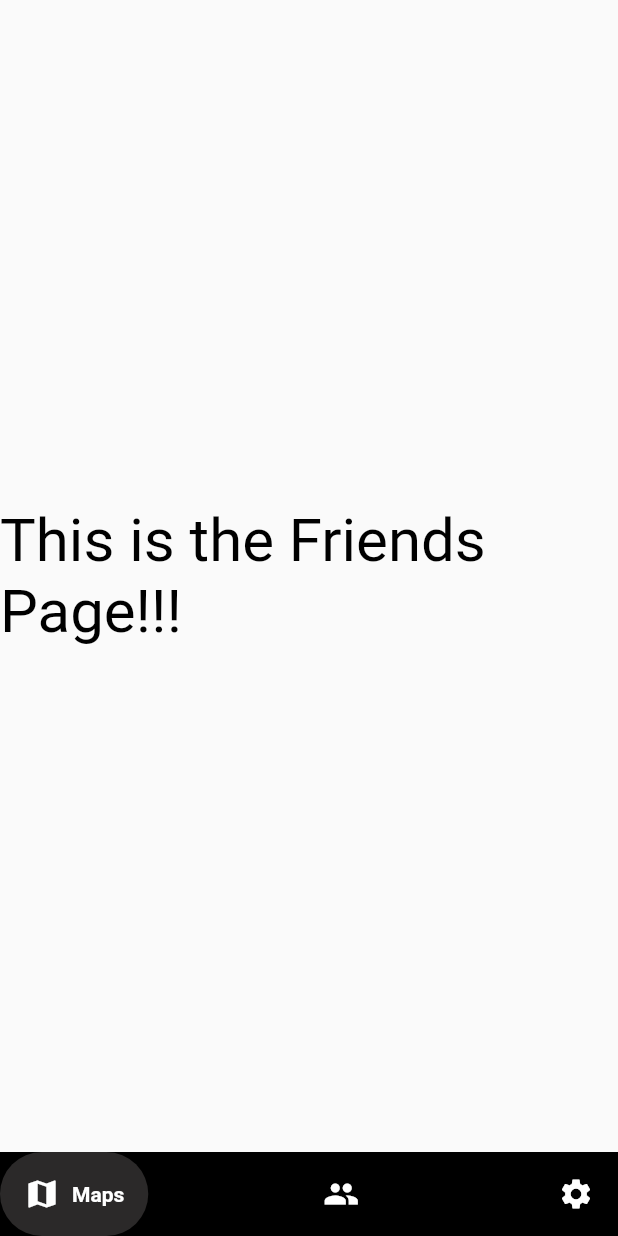
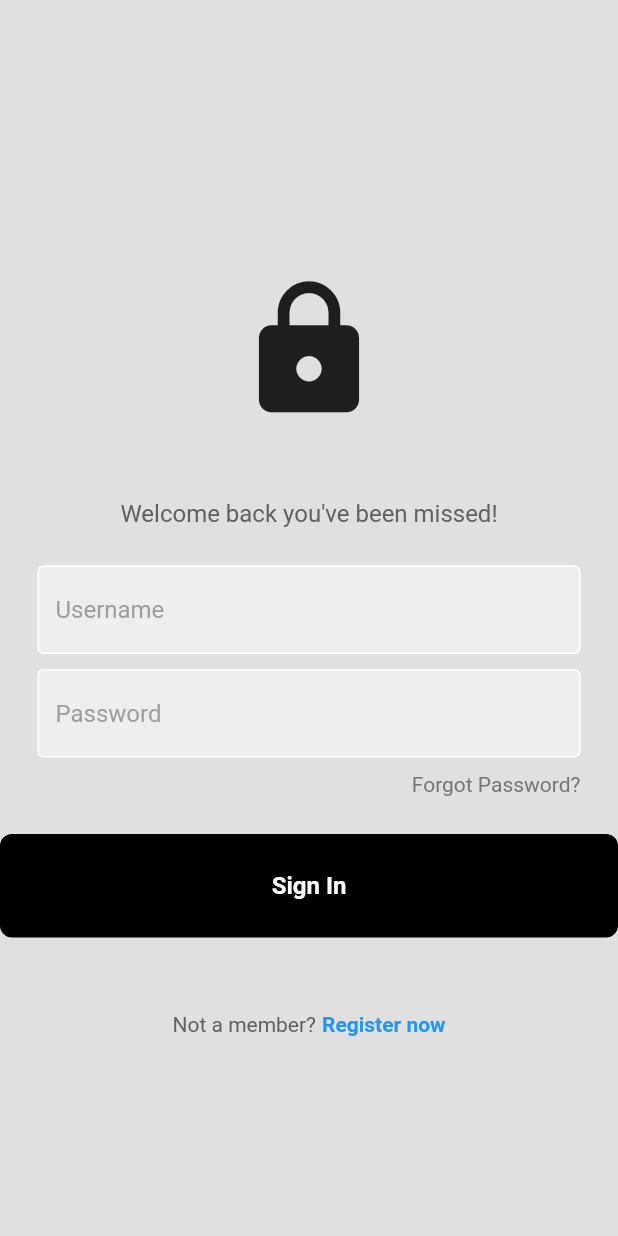
Before and after one commit to StanleyTK/WalkMeHome, a Flutter app: the screen it shows after launch, on a phone screen of 412 x 824 dp. Run offline on Flutter 3.47's test engine with Material 2 defaults, Android fonts, the phone set to English and light mode, and no system bars; drawn by our look-alikes of google_nav_bar.

Commit message:
attempted login button, not working

```diff
--- /dev/null
+++ b/lib/components/my_button.dart
@@ -0,0 +1,31 @@
+import 'package:flutter/material.dart';
+
+class MyButton extends StatelessWidget {
+  final Function()? onTap;
+
+  const MyButton({super.key, required this.onTap});
+
+  @override
+  Widget build(BuildContext context) {
+    return GestureDetector(
+      onTap: onTap,
+      child: Container(
+        padding: const EdgeInsets.all(25),
+        decoration: BoxDecoration(
+          color: Colors.black,
+          borderRadius: BorderRadius.circular(8),
+        ),
+        child: const Center(
+          child: Text(
+            "Sign In",
+            style: TextStyle(
+              color: Colors.white,
+              fontWeight: FontWeight.bold,
+              fontSize: 16,
+            ),
+          ),
+        ),
+      ),
+    );
+  }
+}
--- /dev/null
+++ b/lib/components/my_textfield.dart
@@ -0,0 +1,36 @@
+import 'package:flutter/material.dart';
+
+class MyTextField extends StatelessWidget {
+  final controller;
+  final String hintText;
+  final bool obscureText;
+
+  const MyTextField({
+    super.key,
+    required this.controller,
+    required this.hintText,
+    required this.obscureText,
+  });
+
+  @override
+  Widget build(BuildContext context) {
+    return Padding(
+      padding: const EdgeInsets.symmetric(horizontal: 25.0),
+      child: TextField(
+        controller: controller,
+        obscureText: obscureText,
+        decoration: InputDecoration(
+            enabledBorder: const OutlineInputBorder(
+              borderSide: BorderSide(color: Colors.white),
+            ),
+            focusedBorder: OutlineInputBorder(
+              borderSide: BorderSide(color: Colors.grey.shade400),
+            ),
+            fillColor: Colors.grey.shade200,
+            filled: true,
+            hintText: hintText,
+            hintStyle: TextStyle(color: Colors.grey[500])),
+      ),
+    );
+  }
+}
--- a/lib/login.dart
+++ /dev/null
@@ -1,5 +0,0 @@
-import 'package:flutter/material.dart';
-import 'package:google_nav_bar/google_nav_bar.dart';
-import 'package:walkmehome/pages/settings.dart';
-
-import 'pages/friends.dart';
--- a/lib/main.dart
+++ b/lib/main.dart
@@ -1,5 +1,6 @@
 import 'package:flutter/material.dart';
-import 'navbar.dart';
+import 'package:walkmehome/pages/login.dart';
+import 'pages/navbar.dart';
 
 void main() {
   runApp(const MyApp());
@@ -16,7 +17,7 @@
       theme: ThemeData(
         primarySwatch: Colors.blue,
       ),
-      home: const MyNavBarPage(),
+      home: LoginPage(),
     );
   }
 }
--- /dev/null
+++ b/lib/pages/login.dart
@@ -0,0 +1,116 @@
+// ignore_for_file: unnecessary_string_escapes
+
+import 'package:flutter/material.dart';
+import 'package:walkmehome/pages/navbar.dart';
+
+import '../components/my_textfield.dart';
+import '../components/my_button.dart';
+
+class LoginPage extends StatelessWidget {
+  LoginPage({super.key});
+
+  // text editing controllers
+  final usernameController = TextEditingController();
+  final passwordController = TextEditingController();
+
+  // sign user in method
+  void signUserIn() {
+    // Navigator.of(context)
+    //     .push(MaterialPageRoute(builder: (context) => const MyNavBarPage()));
+  }
+
+  @override
+  Widget build(BuildContext context) {
+    return Scaffold(
+      backgroundColor: Colors.grey[300],
+      body: SafeArea(
+        child: Center(
+          child: Column(
+            mainAxisAlignment: MainAxisAlignment.center,
+            children: [
+              const SizedBox(height: 50),
+
+              // logo
+              const Icon(
+                Icons.lock,
+                size: 100,
+              ),
+
+              const SizedBox(height: 50),
+
+              // welcome back, you've been missed!
+              Text(
+                'Welcome back you\'ve been missed!',
+                style: TextStyle(
+                  color: Colors.grey[700],
+                  fontSize: 16,
+                ),
+              ),
+
+              const SizedBox(height: 25),
+
+              // username textfield
+              MyTextField(
+                controller: usernameController,
+                hintText: 'Username',
+                obscureText: false,
+              ),
+
+              const SizedBox(height: 10),
+
+              // password textfield
+              MyTextField(
+                controller: passwordController,
+                hintText: 'Password',
+                obscureText: true,
+              ),
+
+              const SizedBox(height: 10),
+
+              // forgot password?
+              Padding(
+                padding: const EdgeInsets.symmetric(horizontal: 25.0),
+                child: Row(
+                  mainAxisAlignment: MainAxisAlignment.end,
+                  children: [
+                    Text(
+                      'Forgot Password?',
+                      style: TextStyle(color: Colors.grey[600]),
+                    ),
+                  ],
+                ),
+              ),
+
+              const SizedBox(height: 25),
+
+              MyButton(
+                onTap: signUserIn,
+              ),
+
+              const SizedBox(height: 50),
+
+              // not a member? register now
+              Row(
+                mainAxisAlignment: MainAxisAlignment.center,
+                children: [
+                  Text(
+                    'Not a member?',
+                    style: TextStyle(color: Colors.grey[700]),
+                  ),
+                  const SizedBox(width: 4),
+                  const Text(
+                    'Register now',
+                    style: TextStyle(
+                      color: Colors.blue,
+                      fontWeight: FontWeight.bold,
+                    ),
+                  ),
+                ],
+              )
+            ],
+          ),
+        ),
+      ),
+    );
+  }
+}
--- a/lib/navbar.dart
+++ b/lib/pages/navbar.dart
@@ -5,7 +5,7 @@
 import 'package:walkmehome/pages/maps.dart';
 import 'package:walkmehome/pages/settings.dart';
 
-import 'pages/friends.dart';
+import 'friends.dart';
 
 class MyNavBarPage extends StatefulWidget {
   const MyNavBarPage({super.key});
@@ -24,8 +24,8 @@
   }
 
   final List<Widget> _pages = [
+    MapsPage(),
     FriendsPage(),
-    MapsPage(),
     SettingsPage(),
   ];
 
```
